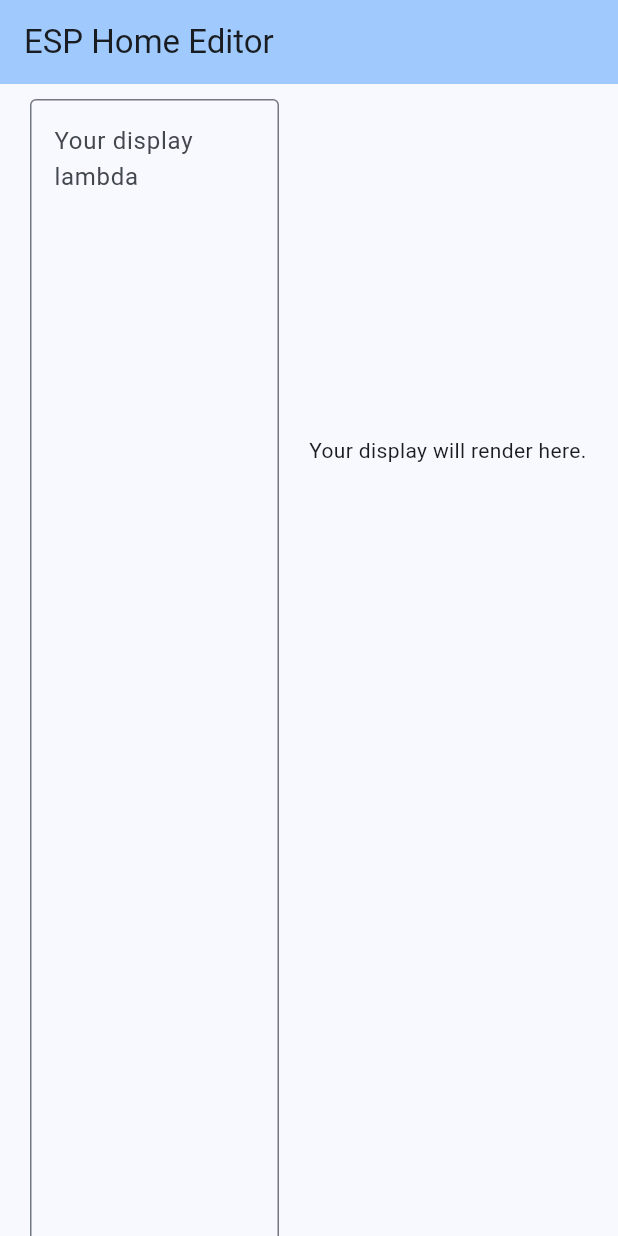
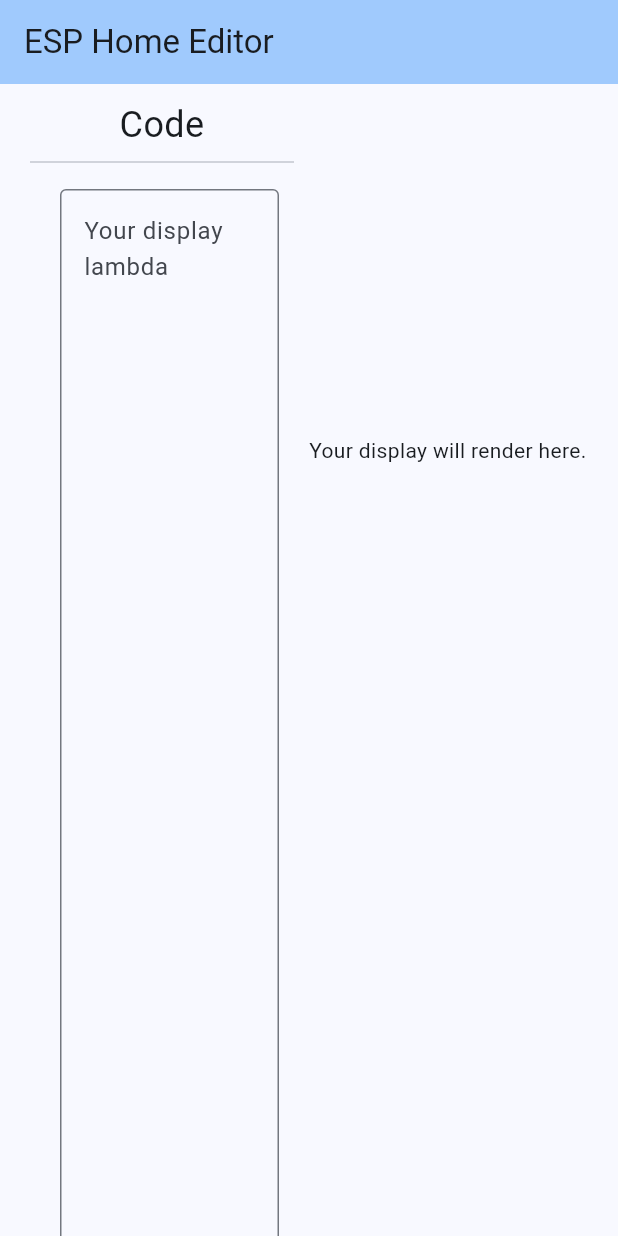
Before and after one commit to Writer-IT/esphome_display_editor, a Flutter app: the screen it shows after launch, on a phone screen of 412 x 824 dp. Run offline on Flutter 3.47's test engine with Material 3 defaults, Android fonts, the phone set to English and light mode, and no system bars; our stand-ins replace shared_preferences, yaml.

Commit message:
Updated layout even further and made UI a little friendlier

```diff
--- a/lib/esp_home_editor.dart
+++ b/lib/esp_home_editor.dart
@@ -1,6 +1,7 @@
 import 'dart:async';
 
 import 'package:esphome_display_editor/esp_home_renderer.dart';
+import 'package:esphome_display_editor/ui/constants.dart';
 import 'package:flutter/material.dart';
 import 'package:shared_preferences/shared_preferences.dart';
 
@@ -38,10 +39,18 @@ class _EspHomeEditorState extends State<EspHomeEditor> {
               child: Row(
                 children: [
                   Expanded(
+                    child: Padding(
+                      padding: const EdgeInsets.fromLTRB(20, 10, 10, 0),
                       child: Column(
                         children: [
+                          Text(
+                            'Code',
+                            style: titleStyle,
+                            textAlign: TextAlign.center,
+                          ),
+                          const Divider(),
                           Padding(
-                          padding: const EdgeInsets.fromLTRB(20, 10, 20, 10),
+                            padding: const EdgeInsets.fromLTRB(20, 10, 10, 20),
                             child: TextField(
                               controller: textController,
                               keyboardType: TextInputType.multiline,
@@ -64,10 +73,14 @@ class _EspHomeEditorState extends State<EspHomeEditor> {
                                   ),
                                 );
                               }),
-                            child: const Text('Render preview'),
+                              child: const Text(
+                                'Render Preview',
+                                style: TextStyle(fontSize: 18),
+                              ),
                             ),
                           ),
                         ],
+                      ),
                     ),
                   ),
                   Expanded(
--- a/lib/esp_home_renderer.dart
+++ b/lib/esp_home_renderer.dart
@@ -3,6 +3,7 @@ import 'dart:convert';
 
 import 'package:esphome_display_editor/display_object_painter.dart';
 import 'package:esphome_display_editor/interpreter/yaml_parser_pass.dart';
+import 'package:esphome_display_editor/ui/constants.dart';
 import 'package:flutter/material.dart';
 import 'package:shared_preferences/shared_preferences.dart';
 
@@ -60,7 +61,9 @@ class _EspHomeRendererState extends State<EspHomeRenderer> {
           final displayObjects =
               parseDisplayObjects(yaml, configurableVariables);
 
-          return ListView(
+          return Padding(
+            padding: const EdgeInsets.fromLTRB(10, 10, 20, 0),
+            child: ListView(
               children: [
                 // const SizedBox(
                 //   width: 400,
@@ -73,14 +76,20 @@ class _EspHomeRendererState extends State<EspHomeRenderer> {
                 Column(
                   crossAxisAlignment: CrossAxisAlignment.stretch,
                   children: [
-                  const Text('Configurable Inputs'),
+                    Text(
+                      textAlign: TextAlign.center,
+                      'Configurable Inputs',
+                      style: titleStyle,
+                    ),
+                    const Divider(),
                     SizedBox(
                       width: 200,
                       height: 400,
                       child: ListView.builder(
                         itemCount: configurableVariables.length,
                         itemBuilder: (context, index) {
-                        final key = configurableVariables.keys.toList()[index];
+                          final key =
+                              configurableVariables.keys.toList()[index];
                           final value =
                               configurableVariables.values.toList()[index];
 
@@ -101,8 +110,10 @@ class _EspHomeRendererState extends State<EspHomeRenderer> {
                                             jsonEncode(configurableVariables),
                                           );
                                         },
-                                      icon: const Icon(
+                                        icon: Icon(
                                           Icons.play_arrow,
+                                          color: Theme.of(context)
+                                              .primaryColorLight,
                                         ),
                                       ),
                                     ),
@@ -135,13 +146,24 @@ class _EspHomeRendererState extends State<EspHomeRenderer> {
                     ),
                   ],
                 ),
-              SizedBox(
-                width: 400,
-                height: 300,
-                child:
-                    CustomPaint(painter: DisplayObjectPainter(displayObjects)),
+                Column(
+                  crossAxisAlignment: CrossAxisAlignment.start,
+                  children: [
+                    Center(
+                      child: Text(
+                        'Display Preview',
+                        textAlign: TextAlign.center,
+                        style: titleStyle,
+                      ),
+                    ),
+                    const Divider(),
+                    CustomPaint(
+                      painter: DisplayObjectPainter(displayObjects),
                     ),
                   ],
+                ),
+              ],
+            ),
           );
         }
       }
--- /dev/null
+++ b/lib/ui/constants.dart
@@ -0,0 +1,4 @@
+import 'package:flutter/material.dart';
+
+/// The title style used in the app.
+TextStyle titleStyle = const TextStyle(fontSize: 24);
```
Lines whose indentation alone changed are shown as unchanged.
